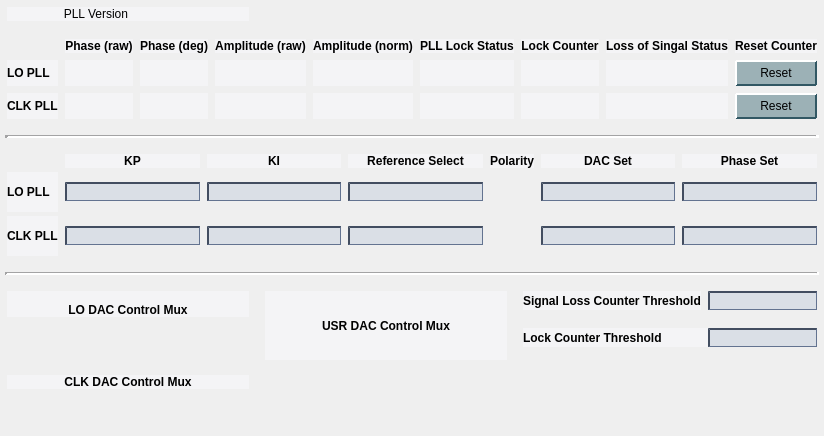
Before: the Qt Designer form new_look/pll.ui in cristinasewell/ATCA_PyDM_Screens, drawn with Qt 5.
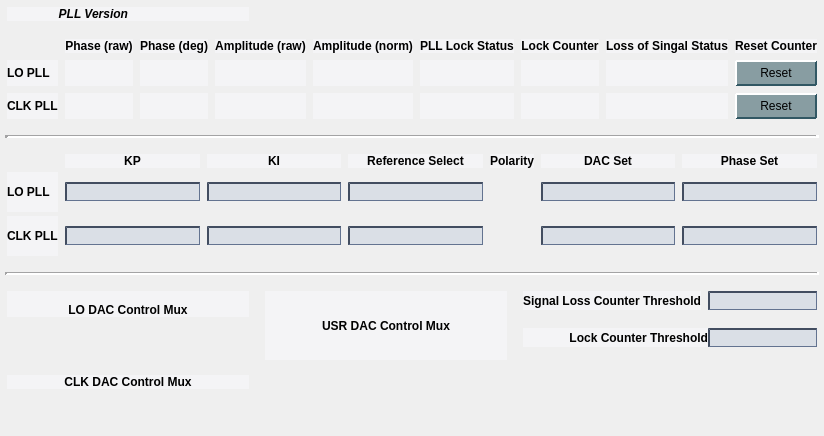
After: the same form once the commit is applied. Custom widgets are drawn as their Qt base class.

Commit message: MNT - change pushButtons to lighter color when pressed, change QMenu as well

Patch:
```diff
--- a/new_look/pll.ui
+++ b/new_look/pll.ui
@@ -6,7 +6,7 @@
    <rect>
     <x>0</x>
     <y>0</y>
-    <width>733</width>
+    <width>736</width>
     <height>436</height>
    </rect>
   </property>
@@ -41,7 +41,7 @@
 }
 
 QPushButton {
-    background-color: rgb(156,177,182);
+    background-color: rgb(136,157,162);
     border-color: rgb(212,228,233) rgb(50,88,100) rgb(50,88,100) rgb(212,228,233);
     border-style: outset;
     border-radius: 1px;
@@ -58,7 +58,7 @@
 	border-color: rgb(50,88,100) rgb(212,228,233) rgb(212,228,233) rgb(50,88,100);
 }
 QPushButton:checked{
-    background-color: rgb(178,190,194);
+    background-color: rgb(208,229,232);
     border-style: inset;
     border-width: 2px;
 	border-color:  rgb(112,134,142) rgb(229,233,235) rgb(239,233,235) rgb(112,134,142);
@@ -227,6 +227,13 @@
      </property>
      <item>
       <widget class="QLabel" name="label">
+       <property name="font">
+        <font>
+         <weight>75</weight>
+         <italic>true</italic>
+         <bold>true</bold>
+        </font>
+       </property>
        <property name="text">
         <string>PLL Version</string>
        </property>
@@ -350,6 +357,9 @@
        <property name="text">
         <string>Lock Counter Threshold</string>
        </property>
+       <property name="alignment">
+        <set>Qt::AlignRight|Qt::AlignTrailing|Qt::AlignVCenter</set>
+       </property>
       </widget>
      </item>
      <item>
@@ -1322,6 +1332,9 @@
        <property name="text">
         <string>Signal Loss Counter Threshold</string>
        </property>
+       <property name="alignment">
+        <set>Qt::AlignRight|Qt::AlignTrailing|Qt::AlignVCenter</set>
+       </property>
       </widget>
      </item>
      <item>
```
Left out of the diff: 2 changed lines with no effect on the pictures. The commit also changes 6 other files.
